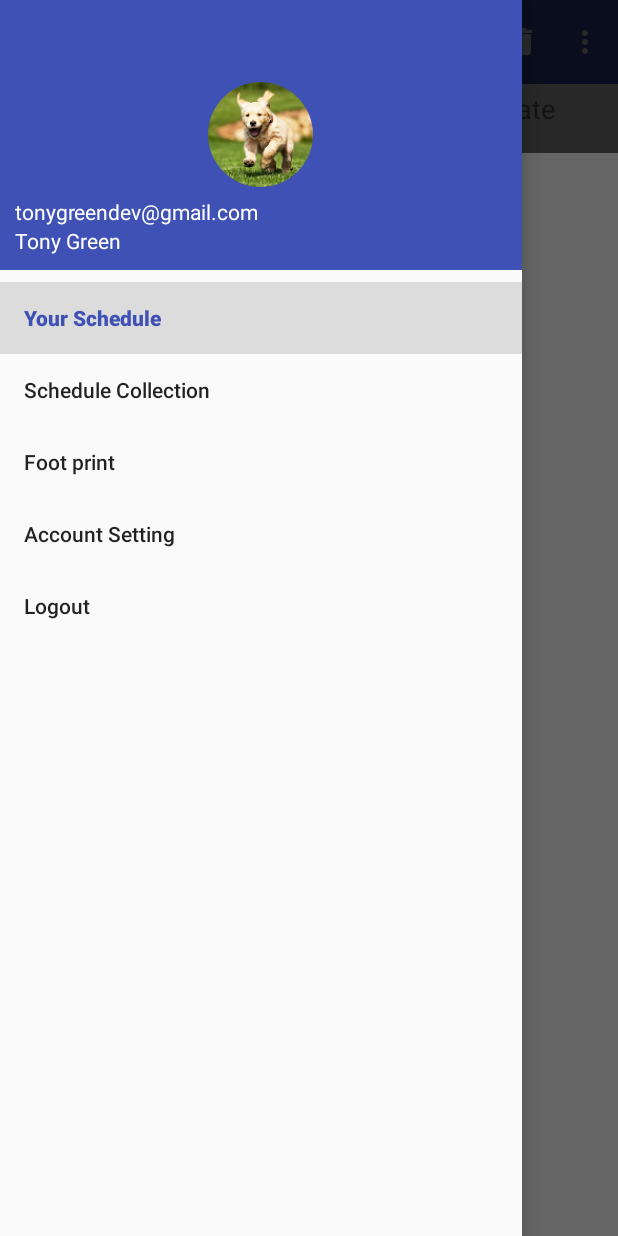
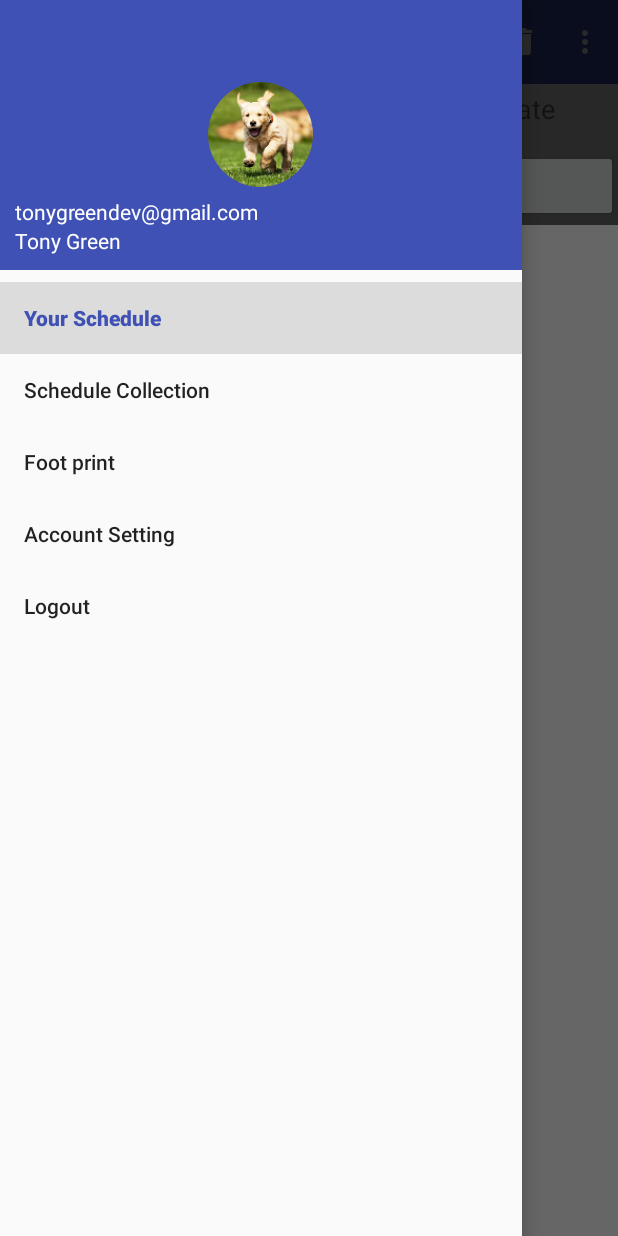
Before and after one commit to bb609999/cheaptriptravel, an Android app: the screen it shows after launch (HomeActivity), with the side drawer open, on a phone screen of 412 x 824 dp. Run offline under Robolectric (Android 15) with nearby library versions, the phone set to English and light mode, and no system bars; our stand-ins replace CircleImageView.

Commit message:
add activity for user to use optimap

```diff
--- a/app/src/main/java/com/example/cheaptriptravel/HomeActivity.java
+++ b/app/src/main/java/com/example/cheaptriptravel/HomeActivity.java
@@ -1,39 +1,30 @@
 package com.example.cheaptriptravel;
 
 import android.content.Intent;
-import android.graphics.BitmapFactory;
-import android.graphics.Color;
-import android.graphics.Matrix;
 import android.os.Bundle;
 import android.support.annotation.NonNull;
 import android.support.design.widget.NavigationView;
 import android.support.v4.view.GravityCompat;
-import android.support.v4.view.PagerAdapter;
 import android.support.v4.view.ViewPager;
 import android.support.v4.widget.DrawerLayout;
 import android.support.v7.app.ActionBar;
 import android.support.v7.app.AppCompatActivity;
 import android.support.v7.widget.Toolbar;
-import android.util.DisplayMetrics;
-import android.view.LayoutInflater;
 import android.view.Menu;
 import android.view.MenuItem;
 import android.view.View;
-import android.view.ViewGroup;
-import android.view.animation.Animation;
-import android.view.animation.TranslateAnimation;
+import android.widget.Button;
 import android.widget.ImageView;
 import android.widget.TextView;
 import android.widget.Toast;
 
-import java.util.ArrayList;
 import java.util.List;
 
 /**
  * Created by waiwai on 11/2/2018.
  */
-
-public class HomeActivity extends AppCompatActivity implements View.OnClickListener {
+//implements View.OnClickListener
+public class HomeActivity extends AppCompatActivity  {
 
     private List<View> listViews;
     private ImageView cursorIv;
@@ -57,6 +48,7 @@ public class HomeActivity extends AppCompatActivity implements View.OnClickListe
 
     private DrawerLayout mDrawerLayout;
 
+
     @Override
     protected void onCreate(Bundle savedInstanceState) {
         super.onCreate(savedInstanceState);
@@ -78,10 +70,16 @@ public class HomeActivity extends AppCompatActivity implements View.OnClickListe
                 return true;
             }
         });
+        Button button = (Button)findViewById(R.id.test);
+        button.setOnClickListener(new View.OnClickListener() {
+            @Override
+            public void onClick(View v) {
+                Intent intent = new Intent(HomeActivity.this, OptimizedTripActivity.class);
+                startActivity(intent);            }
+        });
 
-        initUI();
-        initImageView();
-        initVPager();
+        //initUI();
+        //initVPager();
 
 
     }
@@ -118,7 +116,7 @@ public class HomeActivity extends AppCompatActivity implements View.OnClickListe
         return true;
 
     }
-
+/*
     private void initUI() {
         viewPager = (ViewPager) findViewById(R.id.vPager);
         cursorIv = (ImageView) findViewById(R.id.iv_tab_bottom_img);
@@ -126,30 +124,21 @@ public class HomeActivity extends AppCompatActivity implements View.OnClickListe
         tab02 = (TextView) findViewById(R.id.tv02);
         tab03 = (TextView) findViewById(R.id.tv03);
 
+
         tab01.setOnClickListener(this);
         tab02.setOnClickListener(this);
         tab03.setOnClickListener(this);
     }
 
-    private void initImageView() {
-        lineWidth = BitmapFactory.decodeResource(getResources(), R.drawable.red_line).getWidth();
-        // Android提供的DisplayMetrics可以很方便的获取屏幕分辨率
-        DisplayMetrics dm = new DisplayMetrics();
-        getWindowManager().getDefaultDisplay().getMetrics(dm);
-        int screenW = dm.widthPixels; // 获取分辨率宽度
-        offset = (screenW / TAB_COUNT - lineWidth) / 2;  // 计算偏移值
-        Matrix matrix = new Matrix();
-        matrix.postTranslate(offset, 0);
-        // 设置下划线初始位置
-        cursorIv.setImageMatrix(matrix);
-    }
+
 
     private void initVPager() {
         listViews = new ArrayList<>();
         LayoutInflater mInflater = getLayoutInflater();
         listViews.add(mInflater.inflate(R.layout.recom_layout, null));
-        listViews.add(mInflater.inflate(R.layout.current_layout, null));
+        listViews.add(mInflater.inflate(R.layout.optimize_trip_layout, null));
         listViews.add(mInflater.inflate(R.layout.create_layout, null));
+
         viewPager.setAdapter(new MyPagerAdapter(listViews));
         viewPager.setCurrentItem(0);
         titles = new TextView[]{tab01, tab02, tab03};
@@ -235,4 +224,5 @@ public class HomeActivity extends AppCompatActivity implements View.OnClickListe
                 break;
         }
     }
+*/
 }
--- a/app/src/main/res/layout/home_page.xml
+++ b/app/src/main/res/layout/home_page.xml
@@ -10,7 +10,7 @@
         xmlns:tools="http://schemas.android.com/tools"
         android:layout_width="match_parent"
         android:layout_height="match_parent"
-        tools:context="com.example.waiwai.materialdesigntest.MainActivity">
+        tools:context="com.example.cheaptriptravel.MainActivity">
 
         <android.support.v7.widget.Toolbar
             android:id="@+id/toolbar"
@@ -30,49 +30,22 @@
         android:layout_height="match_parent"
         android:layout_gravity="start"
         app:menu="@menu/nav_menu"
-        app:headerLayout="@layout/nav_header"
-        />
+        app:headerLayout="@layout/nav_header"/>
 
     <LinearLayout xmlns:tools="http://schemas.android.com/tools"
         android:layout_width="match_parent"
         android:layout_height="wrap_content"
         android:orientation="vertical"
         android:paddingTop="60dip"
-        tools:context="com.example.waiwai.fyptest3.MainActivity">
+        tools:context="com.example.cheaptriptravel.MainActivity">
 
-        <LinearLayout
+        <include layout="@layout/home_page_content"/>
+
+
+        <Button
             android:layout_width="match_parent"
-            android:layout_height="40dp"
-            android:orientation="horizontal">
-
-            <TextView
-                android:id="@+id/tv01"
-                android:layout_width="0dp"
-                android:layout_height="wrap_content"
-                android:layout_weight="1"
-                android:gravity="center"
-                android:text="Recommend"
-                android:textSize="18sp" />
-
-            <TextView
-                android:id="@+id/tv02"
-                android:layout_width="0dp"
-                android:layout_height="wrap_content"
-                android:layout_weight="1"
-                android:gravity="center"
-                android:text="Current"
-                android:textSize="18sp" />
-
-            <TextView
-                android:id="@+id/tv03"
-                android:layout_width="0dp"
-                android:layout_height="wrap_content"
-                android:layout_weight="1"
-                android:gravity="center"
-                android:text="Create"
-                android:textSize="18sp" />
-        </LinearLayout>
-
+            android:layout_height="wrap_content"
+            android:id="@+id/test"/>
 
         <ImageView
             android:id="@+id/iv_tab_bottom_img"
@@ -89,5 +62,6 @@
             android:layout_gravity="center"
             android:background="#ffffff" />
 
+
     </LinearLayout>
 </android.support.v4.widget.DrawerLayout>
--- a/app/src/main/res/menu/nav_menu.xml
+++ b/app/src/main/res/menu/nav_menu.xml
@@ -1,25 +1,35 @@
 <?xml version="1.0" encoding="utf-8"?>
 <menu xmlns:android="http://schemas.android.com/apk/res/android">
-    <group android:checkableBehavior="single">
+    <group >
         <item
             android:id="@+id/your_schedule"
             android:title="Your Schedule"
+            android:checkable="true"
+
             />
         <item
             android:id="@+id/schedule_collection"
             android:title="Schedule Collection"
+            android:checkable="true"
+
             />
         <item
             android:id="@+id/footprint"
             android:title="Foot print"
+            android:checkable="true"
+
             />
         <item
             android:id="@+id/acc_setting"
             android:title="Account Setting"
+            android:checkable="true"
+
             />
         <item
             android:id="@+id/logout"
             android:title="Logout"
+            android:checkable="true"
+
             />
     </group>
 </menu>
```
Also changed, not shown: app/src/main/AndroidManifest.xml (+9 -0 lines), app/src/main/java/com/example/cheaptriptravel/OptimizedTripActivity.java (added, +43 -0 lines), app/src/main/res/layout/home_page_content.xml (added, +36 -0 lines), app/src/main/res/layout/optimize_trip_content.xml (added, +11 -0 lines), app/src/main/res/layout/optimize_trip_layout.xml (added, +14 -0 lines).
